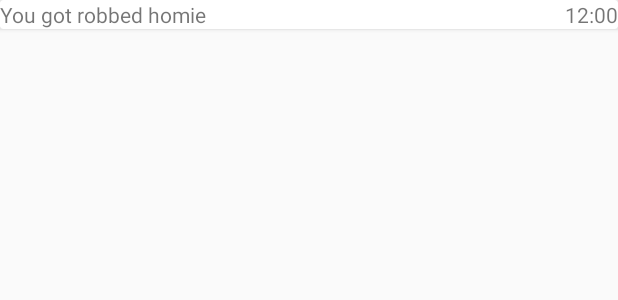
After one commit to shengbojia/enghacks-2019, an Android app: the layout item_msg.xml on its own in the app's theme, with its tools: preview values and no code run, on a phone screen of 412 x 824 dp. The commit adds this screen. Shown: the top 300 px of the screen. Run offline under Robolectric (Android 15) with nearby library versions, the phone set to English and light mode, and no system bars.

Commit message:
some layout stuff

```diff
--- /dev/null
+++ b/app/src/main/res/drawable/ic_settings_grey_24dp.xml
@@ -0,0 +1,5 @@
+<vector android:height="24dp" android:tint="#DDDDDD"
+    android:viewportHeight="24" android:viewportWidth="24"
+    android:width="24dp" xmlns:android="http://schemas.android.com/apk/res/android">
+    <path android:fillColor="#FF000000" android:pathData="M19.1,12.9a2.8,2.8 0,0 0,0.1 -0.9,2.8 2.8,0 0,0 -0.1,-0.9l2.1,-1.6a0.7,0.7 0,0 0,0.1 -0.6L19.4,5.5a0.7,0.7 0,0 0,-0.6 -0.2l-2.4,1a6.5,6.5 0,0 0,-1.6 -0.9l-0.4,-2.6a0.5,0.5 0,0 0,-0.5 -0.4H10.1a0.5,0.5 0,0 0,-0.5 0.4L9.3,5.4a5.6,5.6 0,0 0,-1.7 0.9l-2.4,-1a0.4,0.4 0,0 0,-0.5 0.2l-2,3.4c-0.1,0.2 0,0.4 0.2,0.6l2,1.6a2.8,2.8 0,0 0,-0.1 0.9,2.8 2.8,0 0,0 0.1,0.9L2.8,14.5a0.7,0.7 0,0 0,-0.1 0.6l1.9,3.4a0.7,0.7 0,0 0,0.6 0.2l2.4,-1a6.5,6.5 0,0 0,1.6 0.9l0.4,2.6a0.5,0.5 0,0 0,0.5 0.4h3.8a0.5,0.5 0,0 0,0.5 -0.4l0.3,-2.6a5.6,5.6 0,0 0,1.7 -0.9l2.4,1a0.4,0.4 0,0 0,0.5 -0.2l2,-3.4c0.1,-0.2 0,-0.4 -0.2,-0.6ZM12,15.6A3.6,3.6 0,1 1,15.6 12,3.6 3.6,0 0,1 12,15.6Z"/>
+</vector>
--- /dev/null
+++ b/app/src/main/res/layout/item_msg.xml
@@ -0,0 +1,36 @@
+<?xml version="1.0" encoding="utf-8"?>
+<layout xmlns:android="http://schemas.android.com/apk/res/android"
+        xmlns:tools="http://schemas.android.com/tools"
+>
+    <androidx.cardview.widget.CardView
+
+            android:layout_width="match_parent"
+            android:layout_height="wrap_content"
+            android:foreground="?attr/selectableItemBackground">
+
+        <RelativeLayout
+                android:layout_width="wrap_content"
+                android:layout_height="wrap_content">
+
+            <TextView
+                    android:id="@+id/tv_msg_desc"
+                    tools:text="You got robbed homie"
+                    android:layout_alignParentStart="true"
+                    android:layout_alignParentLeft="true"
+                    android:layout_width="wrap_content"
+                    android:layout_height="wrap_content"/>
+
+            <TextView
+                    android:id="@+id/tv_msg_time"
+                    tools:text="12:00"
+                    android:layout_alignParentRight="true"
+                    android:layout_alignParentEnd="true"
+                    android:layout_width="wrap_content"
+                    android:layout_height="wrap_content"/>
+
+
+        </RelativeLayout>
+
+    </androidx.cardview.widget.CardView>
+
+</layout>
--- a/app/src/main/res/menu/main.xml
+++ b/app/src/main/res/menu/main.xml
@@ -4,5 +4,6 @@
     <item android:id="@+id/action_settings"
           android:title="@string/action_settings"
           android:orderInCategory="100"
-          app:showAsAction="never"/>
+          android:icon="@drawable/ic_settings_grey_24dp"
+          app:showAsAction="ifRoom"/>
 </menu>
--- a/app/src/main/res/navigation/nav_graph.xml
+++ b/app/src/main/res/navigation/nav_graph.xml
@@ -4,6 +4,8 @@
             xmlns:tools="http://schemas.android.com/tools" android:id="@+id/nav_graph"
             app:startDestination="@id/homeFragment">
 
-    <fragment android:id="@+id/homeFragment" android:name="com.example.enghacks_2019.HomeFragment"
-              android:label="fragment_home" tools:layout="@layout/fragment_home"/>
+    <fragment android:id="@+id/homeFragment"
+              android:name="com.example.enghacks_2019.HomeFragment"
+              android:label="@string/app_name"
+              tools:layout="@layout/fragment_home"/>
 </navigation>
--- a/app/src/main/res/values/strings.xml
+++ b/app/src/main/res/values/strings.xml
@@ -1,5 +1,5 @@
 <resources>
-    <string name="app_name">enghacks-2019</string>
+    <string name="app_name">App name TBD</string>
     <string name="navigation_drawer_open">Open navigation drawer</string>
     <string name="navigation_drawer_close">Close navigation drawer</string>
     <string name="nav_header_title">Android Studio</string>
```
Also changed, not shown: app/src/main/java/com/example/enghacks_2019/HomeFragment.kt (+33 -13 lines), app/src/main/res/layout/fragment_home.xml (+26 -42 lines).
